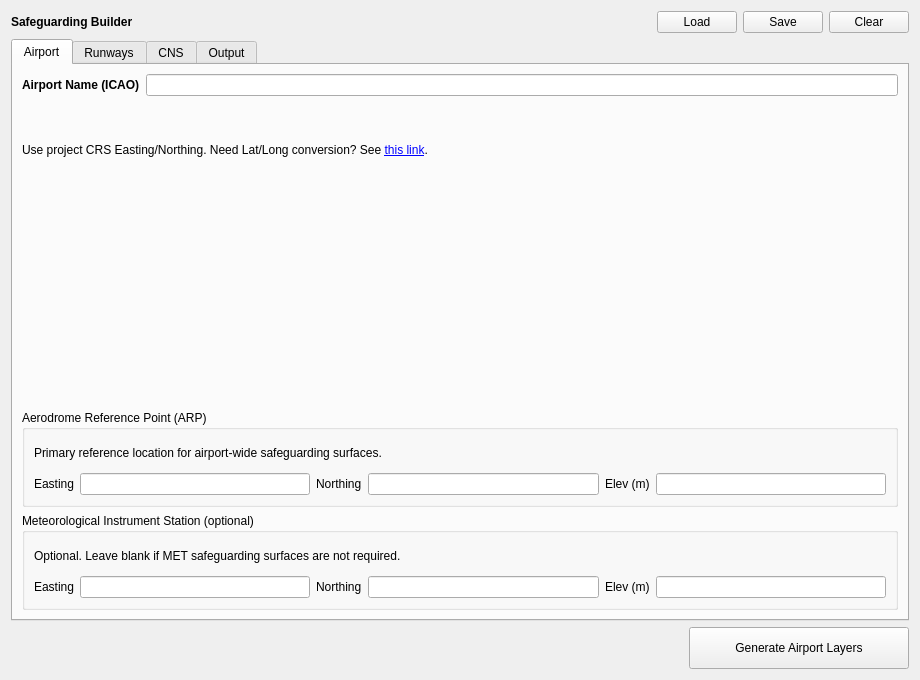
camtodd1/prj-lucid, file safeguarding_builder_dialog_base.ui: the form before one commit.
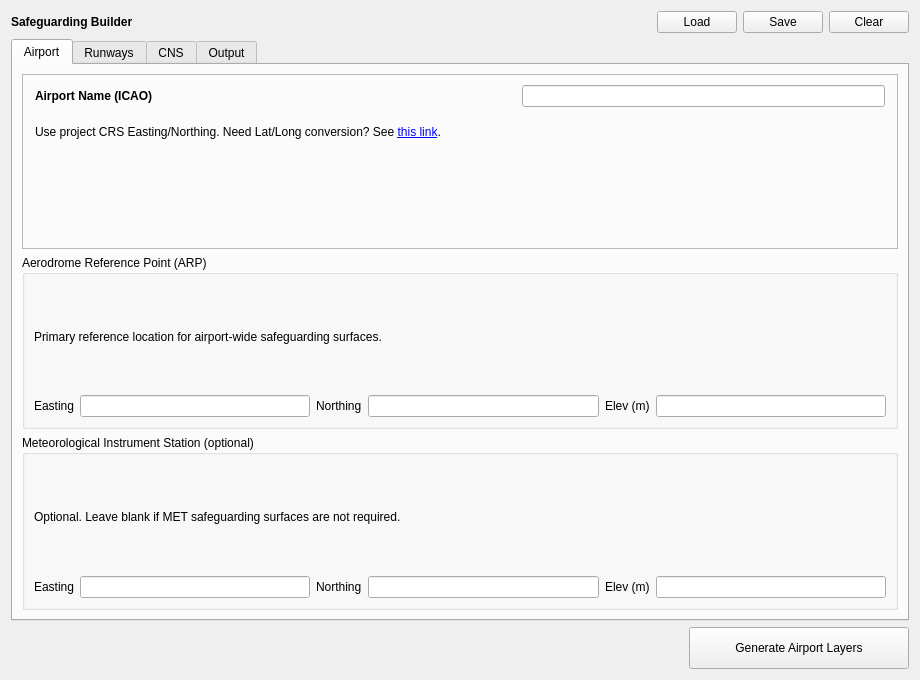
The form after the commit. Custom widgets are drawn as their Qt base class.

Commit message: airport tab

Patch:
```diff
--- a/safeguarding_builder_dialog_base.ui
+++ b/safeguarding_builder_dialog_base.ui
@@ -82,6 +82,30 @@
       </attribute>
       <layout class="QVBoxLayout" name="verticalLayout_airportTab">
        <item>
+        <widget class="QFrame" name="frame_airport_identity">
+         <property name="frameShape">
+          <enum>QFrame::StyledPanel</enum>
+         </property>
+         <property name="frameShadow">
+          <enum>QFrame::Plain</enum>
+         </property>
+         <layout class="QVBoxLayout" name="verticalLayout_airportIdentity">
+          <property name="leftMargin">
+           <number>12</number>
+          </property>
+          <property name="topMargin">
+           <number>10</number>
+          </property>
+          <property name="rightMargin">
+           <number>12</number>
+          </property>
+          <property name="bottomMargin">
+           <number>10</number>
+          </property>
+          <property name="spacing">
+           <number>6</number>
+          </property>
+          <item>
         <layout class="QHBoxLayout" name="horizontalLayout_airportName">
          <item>
           <widget class="QLabel" name="label_airport_name">
@@ -96,6 +120,19 @@
            </property>
           </widget>
          </item>
+            <item>
+             <spacer name="horizontalSpacer_airportName">
+              <property name="orientation">
+               <enum>Qt::Horizontal</enum>
+              </property>
+              <property name="sizeHint" stdset="0">
+               <size>
+                <width>40</width>
+                <height>20</height>
+               </size>
+              </property>
+             </spacer>
+            </item>
          <item>
           <widget class="QLineEdit" name="lineEdit_airport_name"/>
          </item>
@@ -126,6 +163,9 @@
          <property name="wordWrap">
           <bool>true</bool>
          </property>
+           </widget>
+          </item>
+         </layout>
         </widget>
        </item>
        <item>
```
Lines whose indentation alone changed are shown as unchanged. The commit also changes 1 other file.
